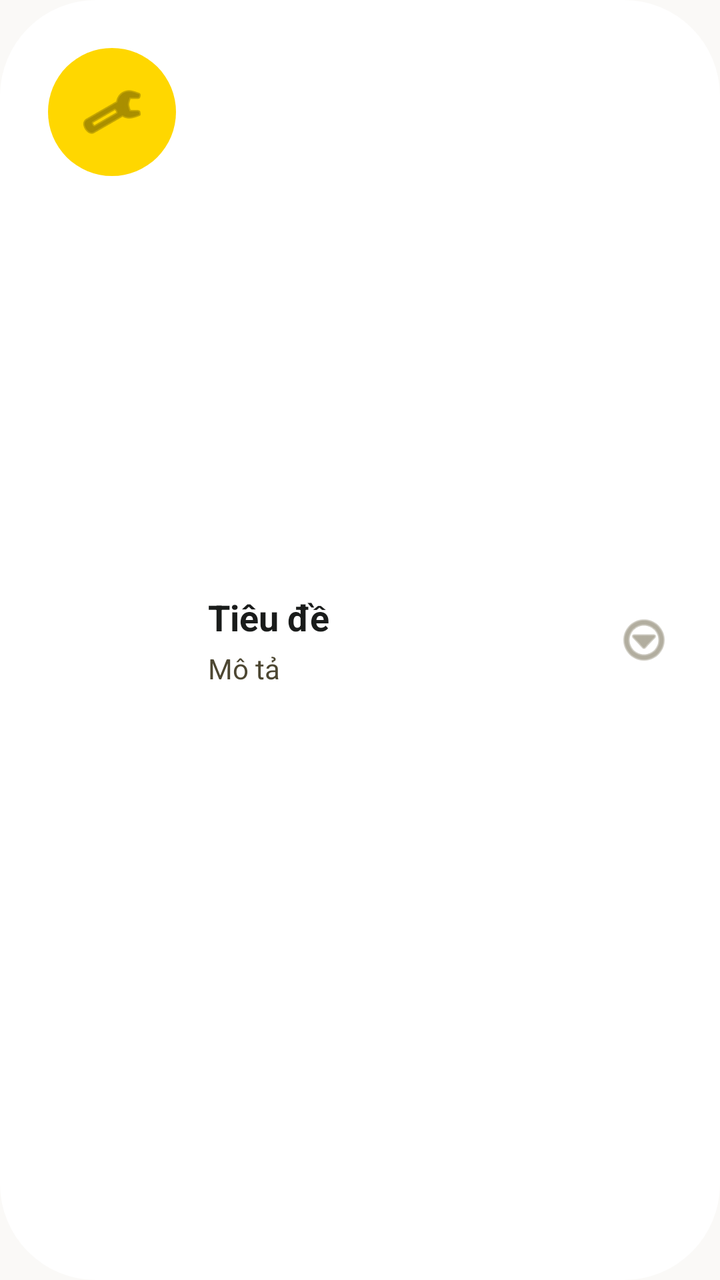
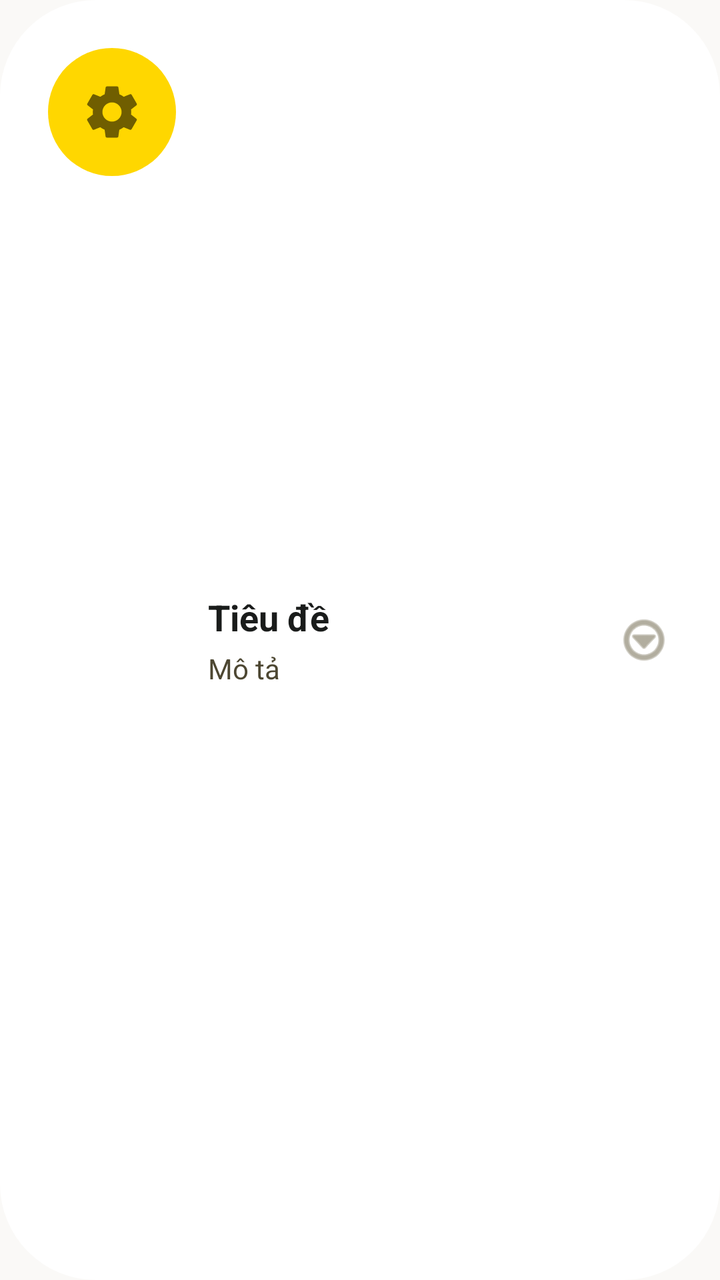

An Android layout rendered at two revisions. The XML below is the earlier revision; the diff shows what the commit changed to produce the second picture.
<!-- AndroidManifest.xml: application theme Theme.VBoard -->
<!-- res/layout/item_admin_card.xml -->
<?xml version="1.0" encoding="utf-8"?>
<LinearLayout xmlns:android="http://schemas.android.com/apk/res/android"
    xmlns:app="http://schemas.android.com/apk/res-auto"
    android:layout_width="match_parent"
    android:layout_height="wrap_content"
    android:layout_marginBottom="@dimen/spacing_md"
    android:background="@drawable/bg_settings_card"
    android:clickable="true"
    android:focusable="true"
    android:orientation="horizontal"
    android:padding="@dimen/spacing_xl">

    <LinearLayout
        android:id="@+id/iconContainer"
        android:layout_width="64dp"
        android:layout_height="64dp"
        android:background="@drawable/bg_icon_circle"
        android:gravity="center"
        android:orientation="vertical">

        <ImageView
            android:id="@+id/icon"
            android:layout_width="32dp"
            android:layout_height="32dp"
            android:src="@android:drawable/ic_menu_preferences"
            app:tint="@color/on_primary_container" />
    </LinearLayout>

    <LinearLayout
        android:layout_width="0dp"
        android:layout_height="wrap_content"
        android:layout_gravity="center_vertical"
        android:layout_marginStart="@dimen/spacing_lg"
        android:layout_weight="1"
        android:orientation="vertical">

        <TextView
            android:id="@+id/title"
            android:layout_width="wrap_content"
            android:layout_height="wrap_content"
            android:text="Tiêu đề"
            android:textColor="@color/on_surface"
            android:textSize="18sp"
            android:textStyle="bold" />

        <TextView
            android:id="@+id/subtitle"
            android:layout_width="wrap_content"
            android:layout_height="wrap_content"
            android:layout_marginTop="@dimen/spacing_xs"
            android:text="Mô tả"
            android:textColor="@color/on_surface_variant"
            android:textSize="14sp" />
    </LinearLayout>

    <ImageView
        android:layout_width="28dp"
        android:layout_height="28dp"
        android:layout_gravity="center_vertical"
        android:src="@android:drawable/ic_menu_more"
        app:tint="@color/outline" />
</LinearLayout>
<!-- resources referenced by this layout -->
<resources>
  <color name="on_primary_container">#705e00</color>
  <color name="on_surface">#1a1c1b</color>
  <color name="on_surface_variant">#4d4732</color>
  <color name="outline">#7e775f</color>
  <dimen name="spacing_lg">16dp</dimen>
  <dimen name="spacing_md">12dp</dimen>
  <dimen name="spacing_xl">24dp</dimen>
  <dimen name="spacing_xs">4dp</dimen>
  <!-- drawable bg_icon_circle (drawable) -->
  <?xml version="1.0" encoding="utf-8"?>
  <shape xmlns:android="http://schemas.android.com/apk/res/android"
      android:shape="oval">
      <solid android:color="@color/primary_container" />
  </shape>
  <!-- drawable bg_settings_card (drawable) -->
  <?xml version="1.0" encoding="utf-8"?>
  <shape xmlns:android="http://schemas.android.com/apk/res/android"
      android:shape="rectangle">
      <solid android:color="@color/surface_container_lowest" />
      <corners android:radius="@dimen/radius_xxl" />
  </shape>
  <color name="primary_container">#ffd700</color>
  <color name="surface_container_lowest">#ffffff</color>
  <dimen name="radius_xxl">48dp</dimen>
  <color name="primary">#705d00</color>
  <color name="on_primary">#ffffff</color>
  <color name="secondary">#006e1c</color>
  <color name="secondary_container">#91f78e</color>
  <color name="on_secondary">#ffffff</color>
  <color name="on_secondary_container">#00731e</color>
  <color name="tertiary">#904d00</color>
  <color name="tertiary_container">#ffd1af</color>
  <color name="on_tertiary">#ffffff</color>
  <color name="on_tertiary_container">#914d00</color>
  <color name="error">#ba1a1a</color>
  <color name="error_container">#ffdad6</color>
  <color name="on_error">#ffffff</color>
  <color name="on_error_container">#93000a</color>
  <color name="background">#faf9f7</color>
  <color name="surface">#faf9f7</color>
  <color name="surface_container_high">#e9e8e6</color>
  <color name="outline_variant">#d0c6ab</color>
  <!-- unchanged entries left out for length: 1 -->
</resources>

<!-- the commit's change to res/layout/item_admin_card.xml (unified diff, before → after) -->
@@ -22,7 +22,7 @@
             android:id="@+id/icon"
             android:layout_width="32dp"
             android:layout_height="32dp"
-            android:src="@android:drawable/ic_menu_preferences"
+            android:src="@drawable/ic_settings"
             app:tint="@color/on_primary_container" />
     </LinearLayout>
 
<!-- resource entries referenced after the edit -->
@@ -21,6 +21,19 @@
       <solid android:color="@color/surface_container_lowest" />
       <corners android:radius="@dimen/radius_xxl" />
   </shape>
+  <!-- drawable ic_settings (drawable) -->
+  <?xml version="1.0" encoding="utf-8"?>
+  <vector xmlns:android="http://schemas.android.com/apk/res/android"
+      android:width="24dp"
+      android:height="24dp"
+      android:viewportWidth="24"
+      android:viewportHeight="24"
+      android:tint="@color/primary">
+      
+      <path
+          android:fillColor="@android:color/white"
+          android:pathData="M19.14,12.94c0.04,-0.31 0.06,-0.63 0.06,-0.94c0,-0.31 -0.02,-0.63 -0.06,-0.94l2.03,-1.58c0.18,-0.14 0.23,-0.41 0.12,-0.61l-1.92,-3.32c-0.12,-0.22 -0.37,-0.29 -0.59,-0.22l-2.39,0.96c-0.5,-0.38 -1.03,-0.7 -1.62,-0.94L14.4,2.81c-0.04,-0.24 -0.24,-0.41 -0.48,-0.41h-3.84c-0.24,0 -0.43,0.17 -0.47,0.41L9.25,5.35C8.66,5.59 8.12,5.92 7.63,6.29L5.24,5.33c-0.22,-0.08 -0.47,0 -0.59,0.22L2.74,8.87C2.62,9.08 2.66,9.34 2.86,9.48l2.03,1.58C4.84,11.37 4.8,11.69 4.8,12s0.02,0.63 0.06,0.94l-2.03,1.58c-0.18,0.14 -0.23,0.41 -0.12,0.61l1.92,3.32c0.12,0.22 0.37,0.29 0.59,0.22l2.39,-0.96c0.5,0.38 1.03,0.7 1.62,0.94l0.36,2.54c0.05,0.24 0.24,0.41 0.48,0.41h3.84c0.24,0 0.44,-0.17 0.47,-0.41l0.36,-2.54c0.59,-0.24 1.13,-0.56 1.62,-0.94l2.39,0.96c0.22,0.08 0.47,0 0.59,-0.22l1.92,-3.32c0.12,-0.22 0.07,-0.47 -0.12,-0.61L19.14,12.94zM12,15.6c-1.98,0 -3.6,-1.62 -3.6,-3.6s1.62,-3.6 3.6,-3.6s3.6,1.62 3.6,3.6S13.98,15.6 12,15.6z"/>
+  </vector>
   <color name="primary_container">#ffd700</color>
   <color name="surface_container_lowest">#ffffff</color>
   <dimen name="radius_xxl">48dp</dimen>
